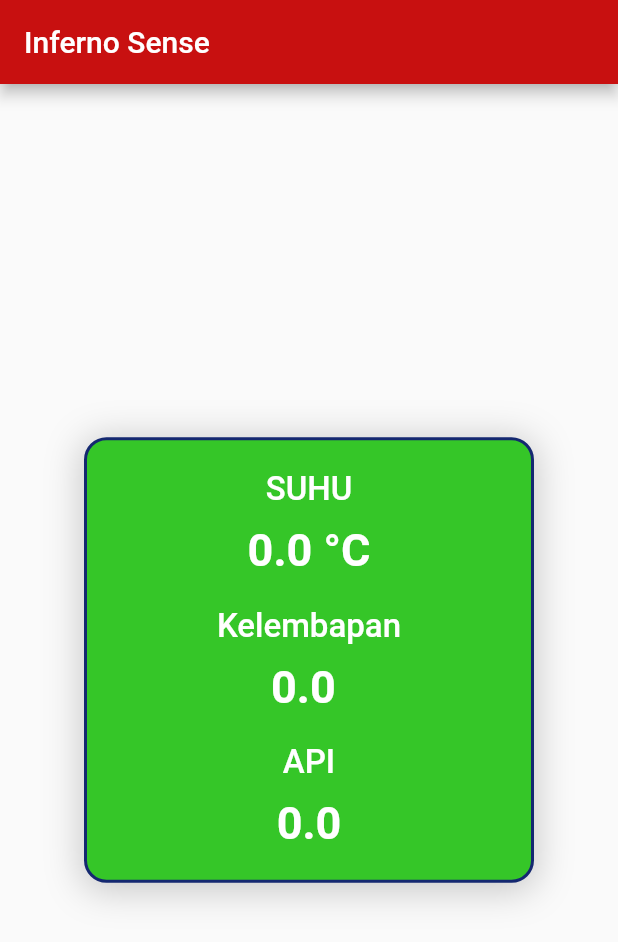
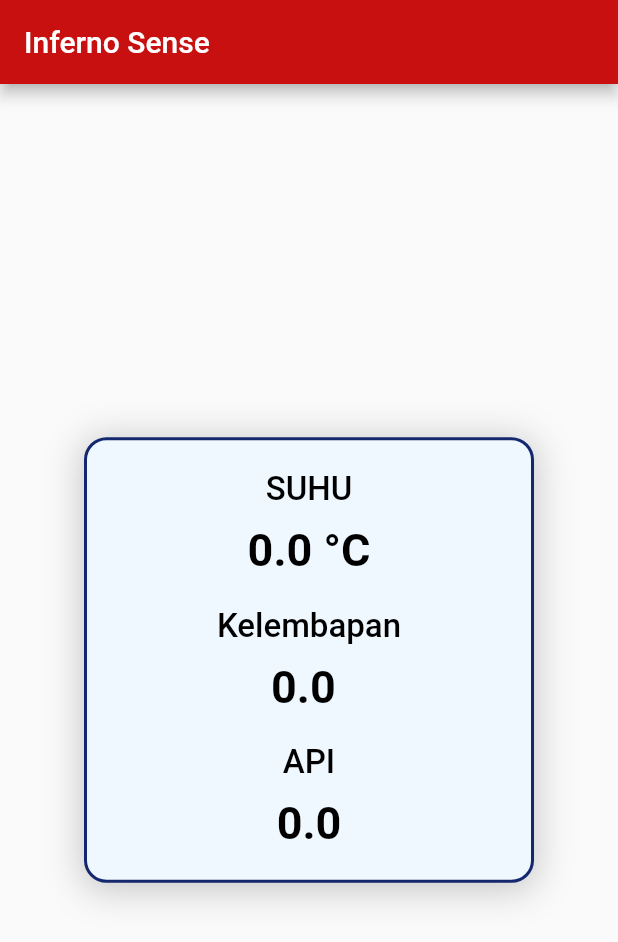
Before and after one commit to Rellganss/IPPLGAMING, a Flutter app: the screen it shows after launch, on a phone screen of 412 x 824 dp. Shown: the top 942 px of the screen. Run offline on Flutter 3.47's test engine with Material 2 defaults, Android fonts, the phone set to English and light mode, and no system bars; our stand-ins replace firebase_core, firebase_database, firebase_messaging, flutter_local_notifications; accounts and stored records are empty; Roboto replaces fonts that are missing (RobotoMono).

Commit message:
update pada tampilan aplikasi

```diff
--- a/lib/main.dart
+++ b/lib/main.dart
@@ -18,23 +18,11 @@ class MyApp extends StatelessWidget {
 
   @override
   Widget build(BuildContext context) {
-    MaterialColor myPrimaryColor = const MaterialColor(0xFF00FDA4, {
-      50: Color(0xFFE0FFF1),
-      100: Color(0xFFB3FFDE),
-      200: Color(0xFF80FFC8),
-      300: Color(0xFF4DFFB1),
-      500: Color(0xFF00FDA4),
-      600: Color(0xFF00DB94),
-      700: Color(0xFF00B982),
-      800: Color(0xFF009770),
-      900: Color(0xFF006B5E),
-    });
 
     return MaterialApp(
       title: 'Sensor Value App',
       theme: ThemeData(
-        primarySwatch: myPrimaryColor,
-        // No need to check for dark mode
+        primarySwatch: Colors.blue
       ),
       home: const MySensorPage(),
     );
@@ -202,7 +190,7 @@ class _MySensorPageState extends State<MySensorPage> {
           width: 300.0,
           margin: const EdgeInsets.symmetric(vertical: 10),
           decoration: BoxDecoration(
-            color: const Color.fromARGB(255, 53, 198, 40),
+            color:Color(0xFFF0F8FF),
             borderRadius: BorderRadius.circular(15.0),
             boxShadow: [
               BoxShadow(
@@ -230,7 +218,7 @@ class _MySensorPageState extends State<MySensorPage> {
                         fontSize: 22,
                         fontWeight: FontWeight.w500,
                         fontFamily: 'RobotoMono',
-                        color: Colors.white,
+                        color: Colors.black,
                       ),
                     ),
                     const SizedBox(height: 10),
@@ -240,7 +228,7 @@ class _MySensorPageState extends State<MySensorPage> {
                         fontSize: 30,
                         fontWeight: FontWeight.w700,
                         fontFamily: 'RobotoMono',
-                        color: Colors.white,
+                        color: Colors.black,
                       ),
                     ),
                   ],
@@ -254,7 +242,7 @@ class _MySensorPageState extends State<MySensorPage> {
                         fontSize: 22,
                         fontWeight: FontWeight.w500,
                         fontFamily: 'RobotoMono',
-                        color: Colors.white,
+                        color: Colors.black,
                       ),
                     ),
                     const SizedBox(height: 10),
@@ -264,7 +252,7 @@ class _MySensorPageState extends State<MySensorPage> {
                         fontSize: 30,
                         fontWeight: FontWeight.w700,
                         fontFamily: 'RobotoMono',
-                        color: Colors.white,
+                        color: Colors.black,
                       ),
                     ),
                   ],
@@ -278,7 +266,7 @@ class _MySensorPageState extends State<MySensorPage> {
                         fontSize: 22,
                         fontWeight: FontWeight.w500,
                         fontFamily: 'RobotoMono',
-                        color: Colors.white,
+                        color: Colors.black,
                       ),
                     ),
                     const SizedBox(height: 10),
@@ -288,7 +276,7 @@ class _MySensorPageState extends State<MySensorPage> {
                         fontSize: 30,
                         fontWeight: FontWeight.w700,
                         fontFamily: 'RobotoMono',
-                        color: Colors.white,
+                        color: Colors.black,
                       ),
                     ),
                   ],
```
